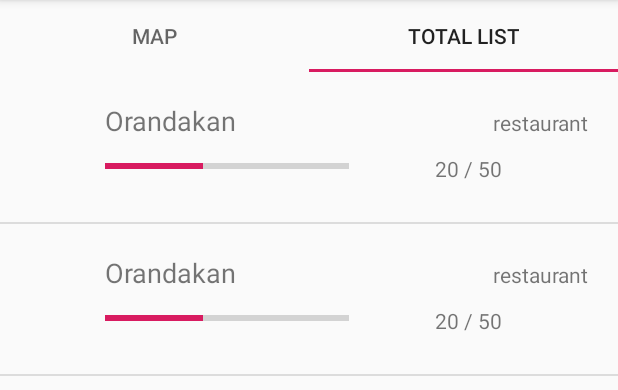
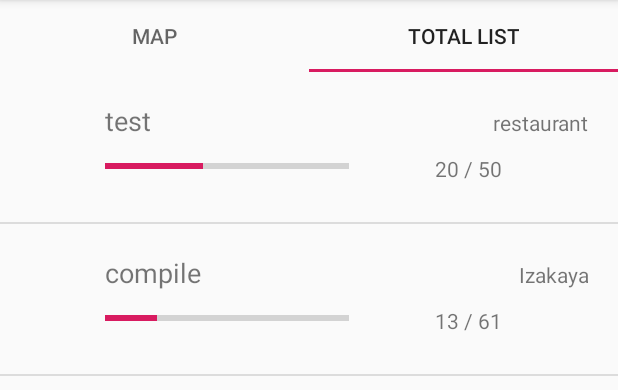
Before and after one commit to jung211p/MP-Project, an Android app: the screen it shows after launch (MainActivity), tab 2 chosen, on a phone screen of 412 x 824 dp, the part 84-474 px from its top. Run offline under Robolectric (Android 15) with nearby library versions, the phone set to English and light mode, and no system bars.

Commit message:
Add Test item in listView

```diff
--- a/app/src/main/java/com/bungae1112/final_proj/mainActivity/listView/ListFragment.java
+++ b/app/src/main/java/com/bungae1112/final_proj/mainActivity/listView/ListFragment.java
@@ -48,8 +48,8 @@ public class ListFragment extends Fragment
         itemList = new ArrayList<ItemData>();
 
         // Test Data
-        itemList.add( new ItemData("test", "Orandakan", "restaurant", "20", "50") );
-        itemList.add( new ItemData("test", "Orandakan", "restaurant", "20", "50") );
+        itemList.add( new ItemData("test", "test", "restaurant", "20", "50") );
+        itemList.add( new ItemData("test", "compile", "Izakaya", "13", "61") );
     }
 
 }
```
